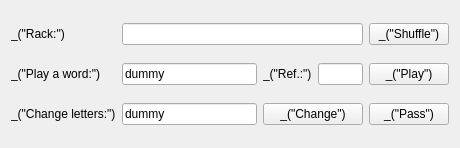
First picture: the form in qt/ui/player_widget.ui, repository cjlano/eliot, before the edit.
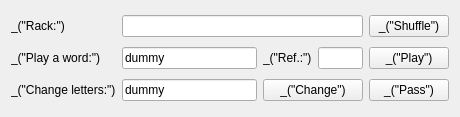
Second picture: the form after the edit.

Diff of the .ui file:
```diff
--- a/qt/ui/player_widget.ui
+++ b/qt/ui/player_widget.ui
@@ -6,7 +6,7 @@
     <x>0</x>
     <y>0</y>
     <width>460</width>
-    <height>148</height>
+    <height>117</height>
    </rect>
   </property>
   <layout class="QGridLayout" name="gridLayout" >
```
Left out of the diff: 90 changed lines with no effect on the pictures.
